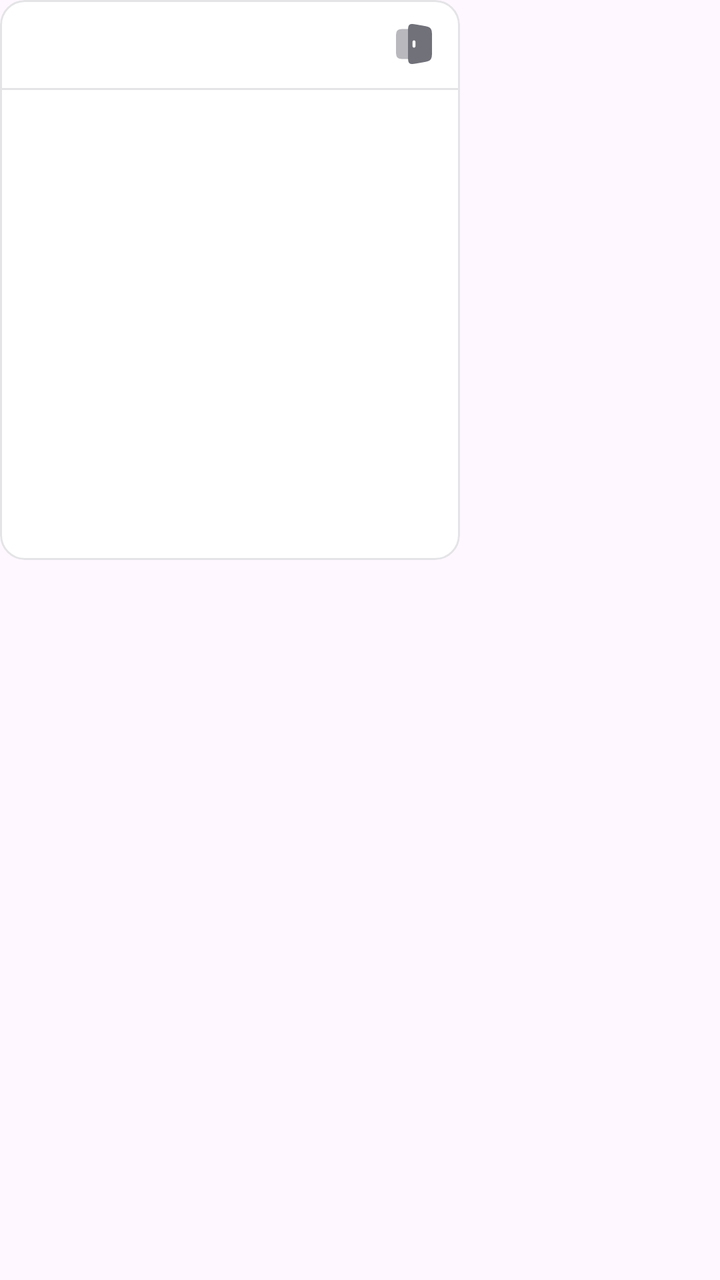
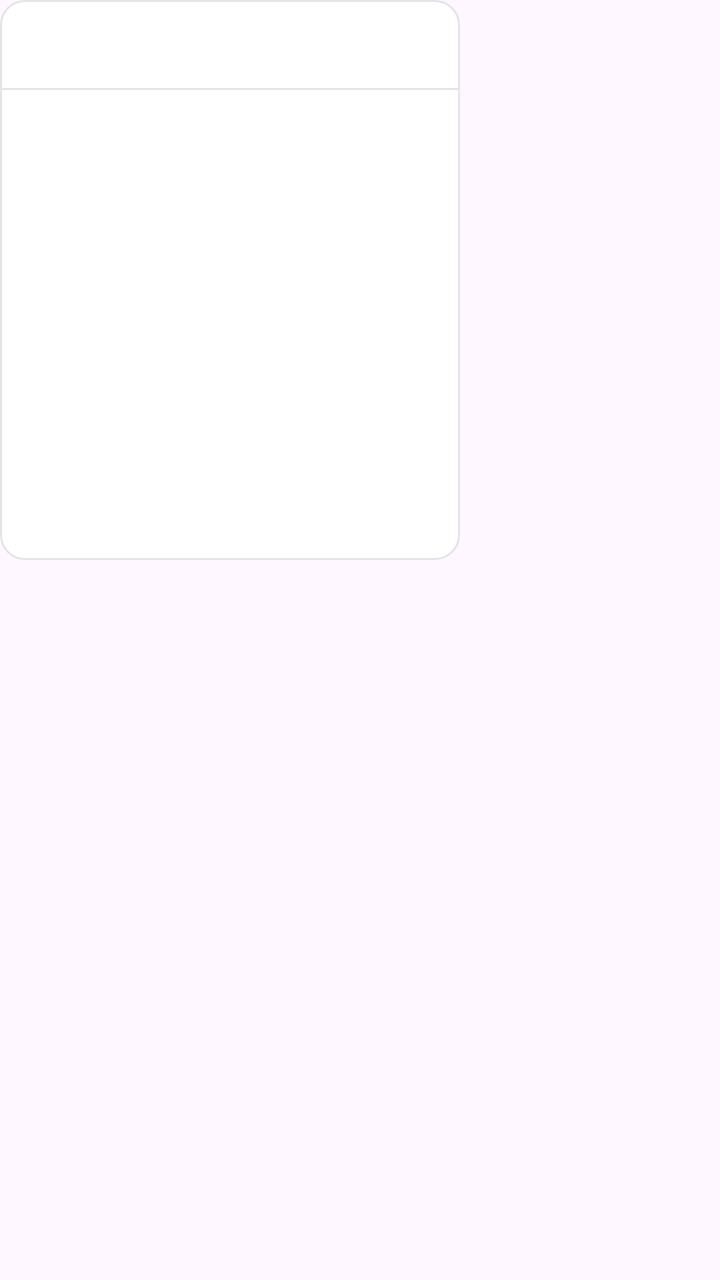

Compare the two renders of this Android layout. The source of the first and the diff that turns it into the second are given below.
<!-- AndroidManifest.xml: application theme AppTheme -->
<!-- res/layout/bubble_sheet_menu.xml -->
<?xml version="1.0" encoding="utf-8"?>
<FrameLayout xmlns:android="http://schemas.android.com/apk/res/android"
    android:id="@+id/bubble_sheet_root"
    android:layout_width="match_parent"
    android:layout_height="match_parent"
    android:clickable="true"
    android:focusable="true">

    <LinearLayout
        android:id="@+id/bubble_sheet_panel"
        android:layout_width="230dp"
        android:layout_height="280dp"
        android:orientation="vertical"
        android:background="@drawable/menu_panel_bg"
        android:clipToOutline="true"
        android:layout_gravity="top|start"
        android:layout_marginStart="0dp"
        android:layout_marginTop="0dp">

        
        <LinearLayout
            android:layout_width="match_parent"
            android:layout_height="44dp"
            android:orientation="horizontal"
            android:gravity="center_vertical"
            android:paddingStart="8dp"
            android:paddingEnd="8dp">

            <ImageView
                android:id="@+id/bubble_sheet_icon"
                android:layout_width="22dp"
                android:layout_height="22dp"
                android:contentDescription="Sheet type"
                android:scaleType="centerInside" />

            <LinearLayout
                android:layout_width="0dp"
                android:layout_height="wrap_content"
                android:layout_weight="1"
                android:layout_marginStart="6dp"
                android:orientation="vertical"
                android:gravity="center_vertical">

                <TextView
                    android:id="@+id/bubble_sheet_name"
                    android:layout_width="match_parent"
                    android:layout_height="wrap_content"
                    android:maxLines="1"
                    android:ellipsize="end"
                    android:textColor="#18181B"
                    android:textSize="12sp"
                    android:textStyle="bold" />

                <TextView
                    android:id="@+id/bubble_sheet_description"
                    android:layout_width="match_parent"
                    android:layout_height="wrap_content"
                    android:maxLines="1"
                    android:ellipsize="end"
                    android:textColor="#71717A"
                    android:textSize="9sp" />
            </LinearLayout>

            <ImageButton
                android:id="@+id/bubble_sheet_close"
                android:layout_width="30dp"
                android:layout_height="30dp"
                android:layout_marginStart="4dp"
                android:background="?android:attr/selectableItemBackgroundBorderless"
                android:contentDescription="Close"
                android:padding="6dp"
                android:src="@drawable/ic_exit_duotone" />
        </LinearLayout>

        <View
            android:layout_width="match_parent"
            android:layout_height="1dp"
            android:background="#E4E4E7" />

        <FrameLayout
            android:layout_width="match_parent"
            android:layout_height="0dp"
            android:layout_weight="1"
            android:layout_marginTop="2dp">

            <ScrollView
                android:id="@+id/bubble_sheet_scroll"
                android:layout_width="match_parent"
                android:layout_height="match_parent"
                android:fillViewport="true"
                android:overScrollMode="never"
                android:scrollbars="vertical">

                <LinearLayout
                    android:id="@+id/bubble_sheet_rows"
                    android:layout_width="match_parent"
                    android:layout_height="wrap_content"
                    android:orientation="vertical"
                    android:paddingBottom="4dp" />
            </ScrollView>

            <TextView
                android:id="@+id/bubble_sheet_empty"
                android:layout_width="match_parent"
                android:layout_height="match_parent"
                android:gravity="center"
                android:padding="16dp"
                android:text="No rows yet"
                android:textColor="#71717A"
                android:textSize="11sp"
                android:visibility="gone" />
        </FrameLayout>
    </LinearLayout>
</FrameLayout>
<!-- resources referenced by this layout -->
<resources>
  <!-- drawable ic_exit_duotone (drawable) -->
  <vector xmlns:android="http://schemas.android.com/apk/res/android"
      android:width="24dp"
      android:height="24dp"
      android:viewportWidth="24"
      android:viewportHeight="24">
      <path
          android:fillAlpha="0.5"
          android:fillColor="#FF71717A"
          android:pathData="M9.052,4.5C9,5.078 9,5.804 9,6.722v10.556c0,0.918 0,1.644 0.052,2.222H8c-2.357,0 -3.536,0 -4.268,-0.732C3,18.035 3,16.857 3,14.5v-5c0,-2.357 0,-3.536 0.732,-4.268S5.643,4.5 8,4.5z" />
      <path
          android:fillColor="#FF71717A"
          android:fillType="evenOdd"
          android:pathData="M9.707,2.409C9,3.036 9,4.183 9,6.476v11.048c0,2.293 0,3.44 0.707,4.067s1.788,0.439 3.95,0.062l2.33,-0.406c2.394,-0.418 3.591,-0.627 4.302,-1.505c0.711,-0.879 0.711,-2.149 0.711,-4.69V8.948c0,-2.54 0,-3.81 -0.71,-4.689c-0.712,-0.878 -1.91,-1.087 -4.304,-1.504l-2.328,-0.407c-2.162,-0.377 -3.243,-0.565 -3.95,0.062m3.043,8.545c0,-0.434 -0.336,-0.785 -0.75,-0.785s-0.75,0.351 -0.75,0.784v2.094c0,0.433 0.336,0.784 0.75,0.784s0.75,-0.351 0.75,-0.784z" />
  </vector>
  <!-- drawable menu_panel_bg (drawable) -->
  <shape xmlns:android="http://schemas.android.com/apk/res/android"
      android:shape="rectangle">
      <solid android:color="#FFFFFF" />
      <corners android:radius="12dp" />
      <stroke
          android:width="1dp"
          android:color="#E4E4E7" />
  </shape>
  <style name="AppTheme" parent="Theme.Material3.DayNight.NoActionBar">
  		<item name="colorPrimary">#006A60</item>
  		<item name="colorOnPrimary">#FFFFFF</item>
  		<item name="colorPrimaryContainer">#74F8E5</item>
  		<item name="colorOnPrimaryContainer">#00201C</item>
  	</style>
</resources>

<!-- the commit's change to res/layout/bubble_sheet_menu.xml (unified diff, before → after) -->
@@ -60,16 +60,6 @@
                     android:textColor="#71717A"
                     android:textSize="9sp" />
             </LinearLayout>
-
-            <ImageButton
-                android:id="@+id/bubble_sheet_close"
-                android:layout_width="30dp"
-                android:layout_height="30dp"
-                android:layout_marginStart="4dp"
-                android:background="?android:attr/selectableItemBackgroundBorderless"
-                android:contentDescription="Close"
-                android:padding="6dp"
-                android:src="@drawable/ic_exit_duotone" />
         </LinearLayout>
 
         <View
@@ -77,38 +67,52 @@
             android:layout_height="1dp"
             android:background="#E4E4E7" />
 
-        <FrameLayout
+        
+        <LinearLayout
             android:layout_width="match_parent"
             android:layout_height="0dp"
             android:layout_weight="1"
-            android:layout_marginTop="2dp">
+            android:layout_marginTop="2dp"
+            android:orientation="vertical">
 
-            <ScrollView
-                android:id="@+id/bubble_sheet_scroll"
+            <LinearLayout
+                android:id="@+id/bubble_sheet_header_row"
                 android:layout_width="match_parent"
-                android:layout_height="match_parent"
-                android:fillViewport="true"
-                android:overScrollMode="never"
-                android:scrollbars="vertical">
+                android:layout_height="wrap_content"
+                android:orientation="vertical" />
 
-                <LinearLayout
-                    android:id="@+id/bubble_sheet_rows"
+            <FrameLayout
+                android:layout_width="match_parent"
+                android:layout_height="0dp"
+                android:layout_weight="1">
+
+                <ScrollView
+                    android:id="@+id/bubble_sheet_scroll"
                     android:layout_width="match_parent"
-                    android:layout_height="wrap_content"
-                    android:orientation="vertical"
-                    android:paddingBottom="4dp" />
-            </ScrollView>
+                    android:layout_height="match_parent"
+                    android:fillViewport="true"
+                    android:overScrollMode="never"
+                    android:scrollbars="vertical">
 
-            <TextView
-                android:id="@+id/bubble_sheet_empty"
-                android:layout_width="match_parent"
-                android:layout_height="match_parent"
-                android:gravity="center"
-                android:padding="16dp"
-                android:text="No rows yet"
-                android:textColor="#71717A"
-                android:textSize="11sp"
-                android:visibility="gone" />
-        </FrameLayout>
+                    <LinearLayout
+                        android:id="@+id/bubble_sheet_rows"
+                        android:layout_width="match_parent"
+                        android:layout_height="wrap_content"
+                        android:orientation="vertical"
+                        android:paddingBottom="4dp" />
+                </ScrollView>
+
+                <TextView
+                    android:id="@+id/bubble_sheet_empty"
+                    android:layout_width="match_parent"
+                    android:layout_height="match_parent"
+                    android:gravity="center"
+                    android:padding="16dp"
+                    android:text="No rows yet"
+                    android:textColor="#71717A"
+                    android:textSize="11sp"
+                    android:visibility="gone" />
+            </FrameLayout>
+        </LinearLayout>
     </LinearLayout>
 </FrameLayout>
<!-- resource entries referenced after the edit -->
@@ -1,20 +1,5 @@
 <!-- resources referenced by this layout -->
 <resources>
-  <!-- drawable ic_exit_duotone (drawable) -->
-  <vector xmlns:android="http://schemas.android.com/apk/res/android"
-      android:width="24dp"
-      android:height="24dp"
-      android:viewportWidth="24"
-      android:viewportHeight="24">
-      <path
-          android:fillAlpha="0.5"
-          android:fillColor="#FF71717A"
-          android:pathData="M9.052,4.5C9,5.078 9,5.804 9,6.722v10.556c0,0.918 0,1.644 0.052,2.222H8c-2.357,0 -3.536,0 -4.268,-0.732C3,18.035 3,16.857 3,14.5v-5c0,-2.357 0,-3.536 0.732,-4.268S5.643,4.5 8,4.5z" />
-      <path
-          android:fillColor="#FF71717A"
-          android:fillType="evenOdd"
-          android:pathData="M9.707,2.409C9,3.036 9,4.183 9,6.476v11.048c0,2.293 0,3.44 0.707,4.067s1.788,0.439 3.95,0.062l2.33,-0.406c2.394,-0.418 3.591,-0.627 4.302,-1.505c0.711,-0.879 0.711,-2.149 0.711,-4.69V8.948c0,-2.54 0,-3.81 -0.71,-4.689c-0.712,-0.878 -1.91,-1.087 -4.304,-1.504l-2.328,-0.407c-2.162,-0.377 -3.243,-0.565 -3.95,0.062m3.043,8.545c0,-0.434 -0.336,-0.785 -0.75,-0.785s-0.75,0.351 -0.75,0.784v2.094c0,0.433 0.336,0.784 0.75,0.784s0.75,-0.351 0.75,-0.784z" />
-  </vector>
   <!-- drawable menu_panel_bg (drawable) -->
   <shape xmlns:android="http://schemas.android.com/apk/res/android"
       android:shape="rectangle">
